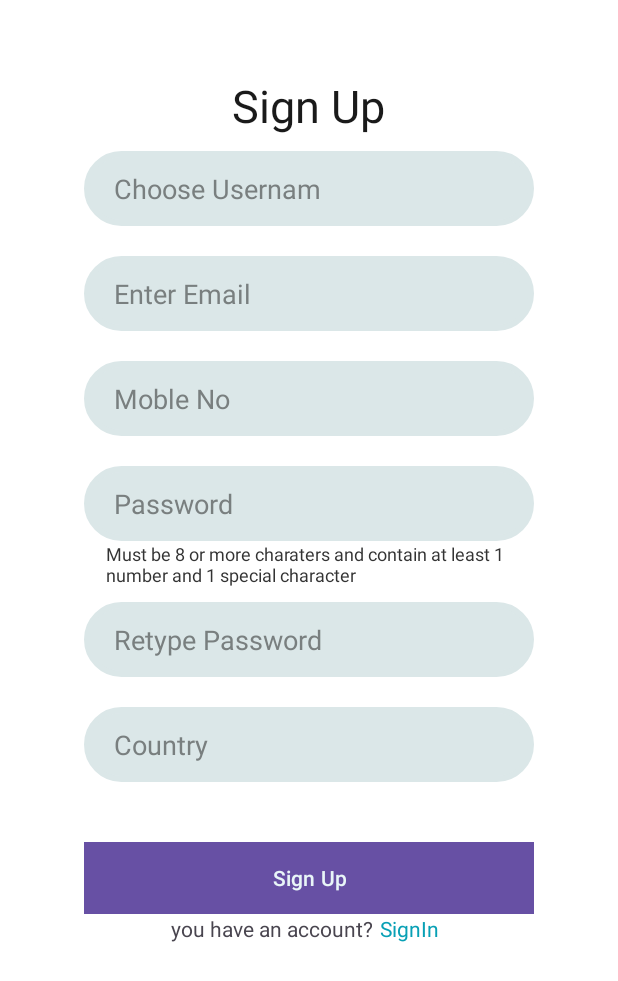
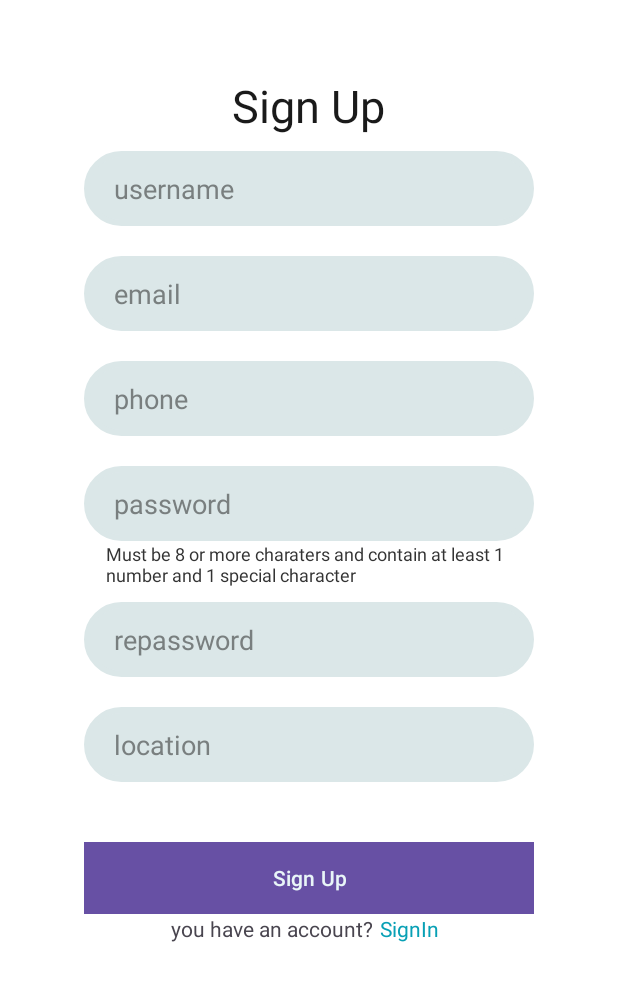
Before and after one commit to ChinhLP/Music-App, an Android app: the SigupScreenActivity screen opened directly, with no data from a screen before it, on a phone screen of 412 x 824 dp. Shown: the top 981 px of the screen. Run offline under Robolectric (Android 15) with nearby library versions, the phone set to English and light mode, and no system bars.

Commit message:
thay doi hoan toan kieu ngon ngu và chinh lai convention

```diff
--- a/app/src/main/AndroidManifest.xml
+++ b/app/src/main/AndroidManifest.xml
@@ -13,9 +13,8 @@
         android:theme="@style/Base.Theme.AppMusicKotlin"
         tools:targetApi="31">
 
-
         <activity
-            android:name=".UI.SigInScreenActivity"
+            android:name=".UI.HomeScreenActivity"
             android:exported="false" />
         <activity
             android:name=".UI.SigupScreenActivity"
@@ -23,7 +22,7 @@
         <!-- android:name=".UI.SigInScreenActivity" -->
         <!-- android:exported="false" /> -->
         <activity
-            android:name=".UI.HomeScreenActivity"
+            android:name=".UI.SigInScreenActivity"
             android:exported="true">
             <intent-filter>
                 <action android:name="android.intent.action.MAIN" />
--- a/app/src/main/java/com/example/appmusickotlin/UI/SigInScreenActivity.kt
+++ b/app/src/main/java/com/example/appmusickotlin/UI/SigInScreenActivity.kt
@@ -45,6 +45,7 @@ class SigInScreenActivity : AppCompatActivity() {
             if (text == "Đăng nhập thành công"){
                 val intent = Intent(this, HomeScreenActivity::class.java)
                 startActivity(intent)
+                finish()
             }
 
         }
--- a/app/src/main/res/layout/activity_sigup_screen.xml
+++ b/app/src/main/res/layout/activity_sigup_screen.xml
@@ -23,18 +23,18 @@
             android:layout_width="wrap_content"
             android:layout_height="wrap_content"
             android:layout_gravity="center"
-            android:text="Sign Up"/>
+            android:text="@string/SignUp_title_textview"/>
 
         <EditText
             android:backgroundTint="@color/ThemeTextField"
             android:textColorHint="@color/HindTextField"
-            android:id="@+id/edt_username"
+            android:id="@+id/edtUsername"
             android:layout_width="300dp"
             android:layout_height="50dp"
             android:layout_marginVertical="10dp"
             android:background="@drawable/rounded_edittext_background"
             android:ems="10"
-            android:hint="Choose Usernam"
+            android:hint="@string/SignUp_username_hint"
             android:inputType="text"
             android:paddingHorizontal="20dp"
             android:textColor="#888888" />
@@ -42,13 +42,13 @@
         <EditText
             android:backgroundTint="@color/ThemeTextField"
             android:textColorHint="@color/HindTextField"
-            android:id="@+id/edt_email_signup"
+            android:id="@+id/edtEmailSignup"
             android:layout_width="300dp"
             android:layout_height="50dp"
             android:layout_marginVertical="10dp"
             android:background="@drawable/rounded_edittext_background"
             android:ems="10"
-            android:hint="Enter Email"
+            android:hint="@string/SignUp_email_hint"
             android:inputType="text"
             android:paddingHorizontal="20dp"
             android:textColor="#888888" />
@@ -56,13 +56,13 @@
         <EditText
             android:backgroundTint="@color/ThemeTextField"
             android:textColorHint="@color/HindTextField"
-            android:id="@+id/edt_phone"
+            android:id="@+id/edtPhone"
             android:layout_width="300dp"
             android:layout_height="50dp"
             android:layout_marginVertical="10dp"
             android:background="@drawable/rounded_edittext_background"
             android:ems="10"
-            android:hint="Moble No"
+            android:hint="@string/SignUp_phone_hint"
             android:inputType="text"
             android:paddingHorizontal="20dp"
             android:textColor="#888888" />
@@ -70,13 +70,13 @@
         <EditText
             android:backgroundTint="@color/ThemeTextField"
             android:textColorHint="@color/HindTextField"
-            android:id="@+id/edt_password_signup"
+            android:id="@+id/edtPasswordSignup"
             android:layout_width="300dp"
             android:layout_height="50dp"
             android:layout_marginTop="10dp"
             android:background="@drawable/rounded_edittext_background"
             android:ems="10"
-            android:hint="Password"
+            android:hint="@string/SignUp_password_hint"
             android:inputType="textPassword"
             android:paddingHorizontal="20dp"
             android:textColor="#888888"
@@ -85,11 +85,11 @@
 
         <TextView
 
-            android:id="@+id/txt_password_validation"
+            android:id="@+id/txtPasswordValidation"
             android:layout_width="270dp"
             android:layout_height="wrap_content"
             android:layout_gravity="center"
-            android:text="Must be 8 or more charaters and contain at least 1 number and 1 special character"
+            android:text="@string/SignUp_requitePassword_hint"
             android:textColor="#333333 "
             android:textSize="12dp" />
 
@@ -97,26 +97,26 @@
             android:inputType="textPassword"
             android:backgroundTint="@color/ThemeTextField"
             android:textColorHint="@color/HindTextField"
-            android:id="@+id/edt_repassword"
+            android:id="@+id/edtRepassword"
             android:layout_width="300dp"
             android:layout_height="50dp"
             android:layout_marginVertical="10dp"
             android:background="@drawable/rounded_edittext_background"
             android:ems="10"
-            android:hint="Retype Password"
+            android:hint="@string/SignUp_repassword"
             android:paddingHorizontal="20dp"
             android:textColor="#888888" />
 
         <EditText
             android:backgroundTint="@color/ThemeTextField"
             android:textColorHint="@color/HindTextField"
-            android:id="@+id/edt_country"
+            android:id="@+id/edtCountry"
             android:layout_width="300dp"
             android:layout_height="50dp"
             android:layout_marginVertical="10dp"
             android:background="@drawable/rounded_edittext_background"
             android:ems="10"
-            android:hint="Country"
+            android:hint="@string/SignUp_location_hint"
             android:inputType="text"
             android:paddingHorizontal="20dp"
             android:textColor="#888888" />
@@ -124,11 +124,11 @@
         <Button
             android:textColor="@color/TextButtonColor"
             android:background="@color/ThemeButton"
-            android:id="@+id/btn_signup"
+            android:id="@+id/btnSignup"
             android:layout_width="300dp"
             android:layout_height="wrap_content"
             android:layout_marginTop="30dp"
-            android:text="Sign Up" />
+            android:text="@string/SignUp_title_textview" />
 
         <LinearLayout
             android:layout_width="match_parent"
@@ -136,22 +136,22 @@
             android:orientation="horizontal">
 
             <TextView
-                android:id="@+id/txt_question_account"
+                android:id="@+id/txtQuestionAccount"
                 android:layout_width="wrap_content"
                 android:layout_height="wrap_content"
                 android:layout_weight="1"
                 android:gravity="end"
-                android:text="you have an account?" />
+                android:text="@string/SignUp_question_textview" />
 
             <TextView
-                android:id="@+id/txt_next_signin"
+                android:id="@+id/txtNextSignin"
                 android:layout_width="wrap_content"
                 android:layout_height="wrap_content"
                 android:layout_weight="1"
                 android:gravity="start"
                 android:onClick="onTextViewClicked"
                 android:paddingHorizontal="5dp"
-                android:text="SignIn"
+                android:text="@string/SignUp_SignIn_textview"
                 android:textColor="@color/ThemeButton" />
         </LinearLayout>
 
--- a/app/src/main/res/values/strings.xml
+++ b/app/src/main/res/values/strings.xml
@@ -6,4 +6,18 @@
     <string name="home_library_item">Library</string>
     <string name="home_playlist_item">Playlist</string>
     <string name="home_button_langue">en</string>
+    <string name="SignIn_email_hint">email</string>
+    <string name="SignIn_password_hint">password</string>
+    <string name="SignIn_Login_button">Sign In</string>
+    <string name="SignIn_SignUp_textview">Sign Up</string>
+    <string name="SignUp_title_textview">Sign Up</string>
+    <string name="SignUp_username_hint">username</string>
+    <string name="SignUp_email_hint">email</string>
+    <string name="SignUp_phone_hint">phone</string>
+    <string name="SignUp_password_hint">password</string>
+    <string name="SignUp_repassword">repassword</string>
+    <string name="SignUp_location_hint">location</string>
+    <string name="SignUp_requitePassword_hint">Must be 8 or more charaters and contain at least 1 number and 1 special character</string>
+    <string name="SignUp_question_textview">you have an account?</string>
+    <string name="SignUp_SignIn_textview">SignIn</string>
 </resources>
```
Also changed, not shown: app/src/main/java/com/example/appmusickotlin/UI/HomeScreenActivity.kt (+3 -6 lines), app/src/main/res/layout/activity_home_screen.xml (+20 -25 lines), app/src/main/res/layout/activity_sig_in_screen.xml (+8 -9 lines), app/src/main/res/drawable/ic_baseline_arrow_back_ios_24.xml (renamed from app/src/main/res/drawable/baseline_arrow_back_ios_24.xml), 1 other file.
